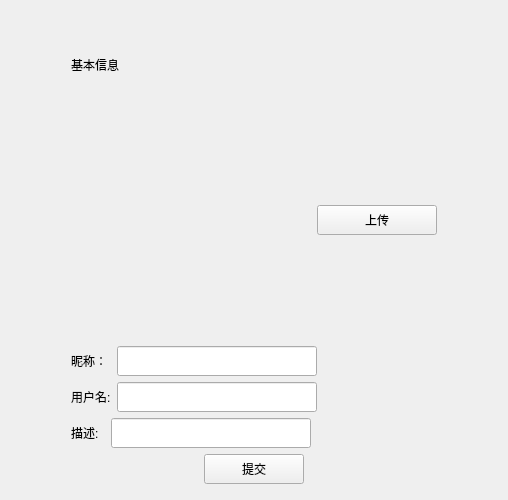
Before: the Qt Designer form QTClient/userinfopage.ui in Encounter005/TinyChat, drawn with Qt 5.
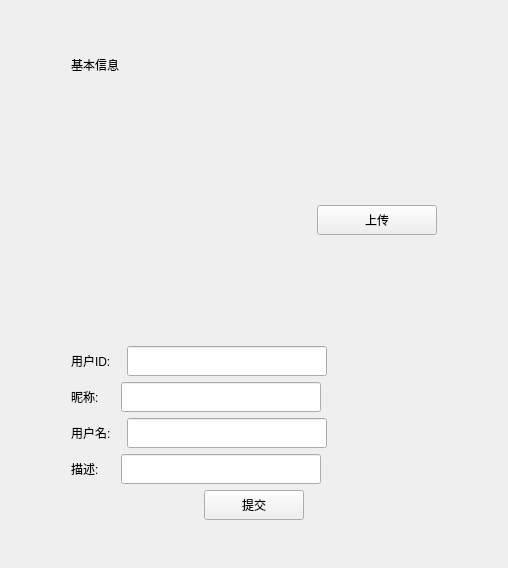
After: the same form once the commit is applied.

Patch:
```diff
--- a/QTClient/userinfopage.ui
+++ b/QTClient/userinfopage.ui
@@ -7,7 +7,7 @@
     <x>0</x>
     <y>0</y>
     <width>508</width>
-    <height>487</height>
+    <height>568</height>
    </rect>
   </property>
   <property name="windowTitle">
@@ -157,9 +157,52 @@
      <item>
       <layout class="QHBoxLayout" name="horizontalLayout_2">
        <item>
+        <widget class="QLabel" name="uid_label">
+         <property name="text">
+          <string>用户ID:   </string>
+         </property>
+        </widget>
+       </item>
+       <item>
+        <widget class="QLineEdit" name="uid_ed">
+         <property name="minimumSize">
+          <size>
+           <width>200</width>
+           <height>30</height>
+          </size>
+         </property>
+         <property name="maximumSize">
+          <size>
+           <width>200</width>
+           <height>30</height>
+          </size>
+         </property>
+         <property name="readOnly">
+          <bool>true</bool>
+         </property>
+        </widget>
+       </item>
+       <item>
+        <spacer name="horizontalSpacer_uid">
+         <property name="orientation">
+          <enum>Qt::Orientation::Horizontal</enum>
+         </property>
+         <property name="sizeHint" stdset="0">
+          <size>
+           <width>40</width>
+           <height>20</height>
+          </size>
+         </property>
+        </spacer>
+       </item>
+      </layout>
+     </item>
+     <item>
+      <layout class="QHBoxLayout" name="horizontalLayout_2a">
+       <item>
         <widget class="QLabel" name="label">
          <property name="text">
-          <string>昵称： </string>
+          <string>昵称:     </string>
          </property>
         </widget>
        </item>
@@ -199,7 +242,7 @@
        <item>
         <widget class="QLabel" name="label_2">
          <property name="text">
-          <string>用户名:</string>
+          <string>用户名:   </string>
          </property>
         </widget>
        </item>
@@ -239,7 +282,7 @@
        <item>
         <widget class="QLabel" name="label_3">
          <property name="text">
-          <string>描述:  </string>
+          <string>描述:     </string>
          </property>
         </widget>
        </item>
```
Left out of the diff: 28 changed lines with no effect on the pictures.
